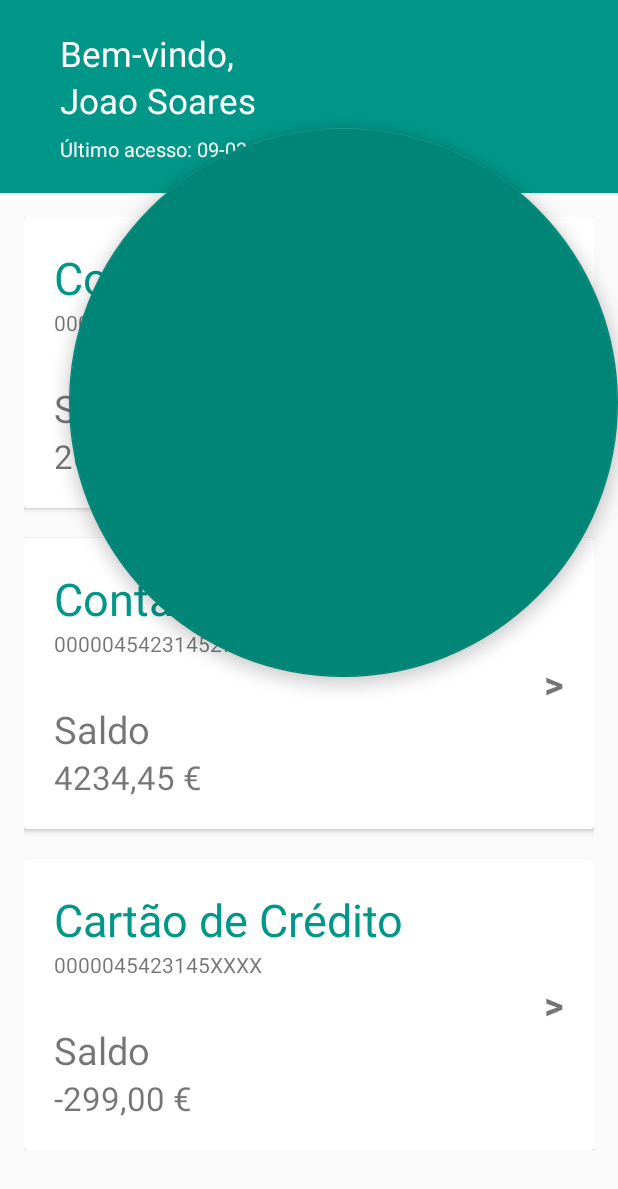
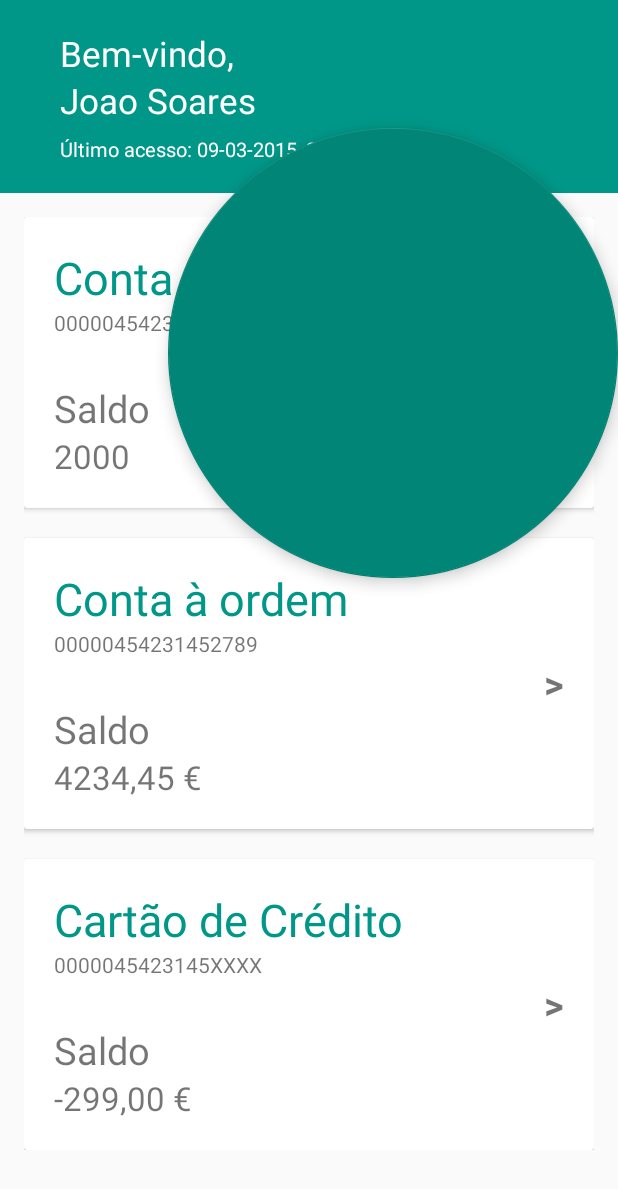
Before and after one commit to carlosmtx/LGP, an Android app: the MenuActivity screen opened directly, with no data from a screen before it, on a phone screen of 412 x 824 dp. Shown: the top 1189 px of the screen. Run offline under Robolectric (Android 15) with nearby library versions, the phone set to English and light mode, and no system bars; libraries missing offline, so code that uses them is left out: com.getbase.floatingactionbutton, com.metaio.sdk; plain views replace FloatingActionButton.

Commit message:
[UPDATE] Fixed update feature and changed ar button backgroundcolor

```diff
--- a/app/src/main/res/layout/activity_login_activity.xml
+++ b/app/src/main/res/layout/activity_login_activity.xml
@@ -22,7 +22,7 @@
 
     <EditText
         android:layout_width="350dp"
-        android:layout_height="35dp"
+        android:layout_height="40dp"
         android:inputType="textPersonName"
         android:ems="10"
         android:id="@+id/editText_user"
@@ -33,7 +33,7 @@
 
     <EditText
         android:layout_width="350dp"
-        android:layout_height="35dp"
+        android:layout_height="40dp"
         android:inputType="numberPassword"
         android:ems="10"
         android:id="@+id/editText_password"
--- a/app/src/main/res/layout/activity_menu.xml
+++ b/app/src/main/res/layout/activity_menu.xml
@@ -2,8 +2,8 @@
 
 <FrameLayout xmlns:android="http://schemas.android.com/apk/res/android"
     xmlns:fab="http://schemas.android.com/apk/res-auto"
-    android:layout_width="match_parent"
-    android:layout_height="match_parent"
+    android:layout_width="fill_parent"
+    android:layout_height="fill_parent"
     >
 
     <LinearLayout
@@ -257,14 +257,12 @@
 
     <com.getbase.floatingactionbutton.FloatingActionButton
         android:id="@+id/ar_button"
-        android:layout_width="366dp"
-        android:layout_height="493dp"
+        android:layout_width="300dp"
+        android:layout_height="300dp"
         android:layout_gravity="end"
         android:layout_marginTop="85dp"
+        fab:fab_colorNormal="#19FFFF"
         fab:fab_icon="@drawable/eye"
-        fab:fab_colorNormal="#fffff9fc"
-        fab:fab_colorPressed="#ff009788"
-
-        />
+    />
 
 </FrameLayout>
```
Also changed, not shown: app/src/main/java/com/lgp/lgp/MainActivity.java (+10 -15 lines), app/src/main/res/drawable/eye.png, app/src/main/res/drawable/ic_fab_star.png (deleted), 46 other files.
